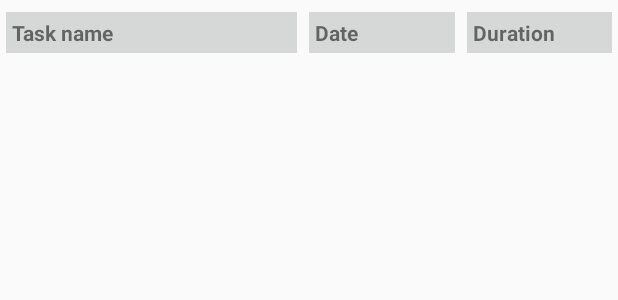
After one commit to IrinaKolobova/task_timer, an Android app: the layout task_durations.xml on its own in the app's theme, with its tools: preview values and no code run, on a phone screen of 412 x 824 dp. The commit adds this screen. Shown: the top 300 px of the screen. Run offline under Robolectric (Android 15) with nearby library versions, the phone set to English and light mode, and no system bars.

Commit message:
Create layout for task durations

```diff
--- a/app/src/main/java/com/ivk/tasktimer/AppProvider.kt
+++ b/app/src/main/java/com/ivk/tasktimer/AppProvider.kt
@@ -28,7 +28,6 @@ private const val TIMINGS_ID = 201
 private const val CURRENT_TIMING = 300
 
 private const val TASK_DURATIONS = 400
-private const val TASK_DURATIONS_ID = 401
 
 val CONTENT_AUTHORITY_URI: Uri = Uri.parse("content://$CONTENT_AUTHORITY")
 
@@ -51,8 +50,7 @@ class AppProvider: ContentProvider() {
 
         matcher.addURI(CONTENT_AUTHORITY, CurrentTimingContract.TABLE_NAME, CURRENT_TIMING)
 
-        /*matcher.addURI(CONTENT_AUTHORITY, DurationsContract.TABLE_NAME, TASK_DURATIONS)
-        matcher.addURI(CONTENT_AUTHORITY, "${DurationsContract.TABLE_NAME}/#", TASK_DURATIONS_ID)*/
+        matcher.addURI(CONTENT_AUTHORITY, DurationsContract.TABLE_NAME, TASK_DURATIONS)
 
         return matcher
     }
@@ -74,6 +72,8 @@ class AppProvider: ContentProvider() {
             TIMINGS_ID -> TimingsContract.CONTENT_ITEM_TYPE
 
             CURRENT_TIMING -> CurrentTimingContract.CONTENT_ITEM_TYPE
+
+            TASK_DURATIONS -> DurationsContract.CONTENT_TYPE
 
             else -> throw IllegalArgumentException("unknown Uri: $uri")
         }
@@ -114,6 +114,8 @@ class AppProvider: ContentProvider() {
             CURRENT_TIMING -> {
                 queryBuilder.tables = CurrentTimingContract.TABLE_NAME
             }
+
+            TASK_DURATIONS -> queryBuilder.tables = DurationsContract.TABLE_NAME
 
             else -> throw IllegalArgumentException("Unknown URI: $uri")
         }
--- /dev/null
+++ b/app/src/main/res/layout/task_durations.xml
@@ -0,0 +1,70 @@
+<?xml version="1.0" encoding="utf-8"?>
+<androidx.constraintlayout.widget.ConstraintLayout xmlns:android="http://schemas.android.com/apk/res/android"
+    xmlns:app="http://schemas.android.com/apk/res-auto"
+    android:layout_width="match_parent"
+    android:layout_height="match_parent">
+
+    <TextView
+        android:id="@+id/td_name_heading"
+        android:layout_width="0dp"
+        android:layout_height="wrap_content"
+        android:layout_marginStart="4dp"
+        android:layout_marginTop="8dp"
+        android:layout_marginEnd="4dp"
+        android:background="?attr/colorButtonNormal"
+        android:padding="4dp"
+        android:text="@string/td_text_name"
+        android:textAlignment="viewStart"
+        android:textStyle="bold"
+        app:layout_constraintEnd_toStartOf="@+id/td_start_heading"
+        app:layout_constraintHorizontal_bias="0.5"
+        app:layout_constraintHorizontal_chainStyle="spread"
+        app:layout_constraintHorizontal_weight="2"
+        app:layout_constraintStart_toStartOf="parent"
+        app:layout_constraintTop_toTopOf="parent" />
+
+    <TextView
+        android:id="@+id/td_start_heading"
+        android:layout_width="0dp"
+        android:layout_height="wrap_content"
+        android:layout_marginStart="4dp"
+        android:layout_marginEnd="4dp"
+        android:background="?attr/colorButtonNormal"
+        android:padding="4dp"
+        android:text="@string/td_text_date"
+        android:textAlignment="viewStart"
+        android:textStyle="bold"
+        app:layout_constraintBaseline_toBaselineOf="@+id/td_name_heading"
+        app:layout_constraintEnd_toStartOf="@+id/td_duration_heading"
+        app:layout_constraintHorizontal_bias="0.5"
+        app:layout_constraintHorizontal_weight="1"
+        app:layout_constraintStart_toEndOf="@+id/td_name_heading" />
+
+    <TextView
+        android:id="@+id/td_duration_heading"
+        android:layout_width="0dp"
+        android:layout_height="wrap_content"
+        android:layout_marginStart="4dp"
+        android:layout_marginEnd="4dp"
+        android:background="?attr/colorButtonNormal"
+        android:padding="4dp"
+        android:text="@string/td_text_duration"
+        android:textAlignment="viewStart"
+        android:textStyle="bold"
+        app:layout_constraintBaseline_toBaselineOf="@+id/td_start_heading"
+        app:layout_constraintEnd_toEndOf="parent"
+        app:layout_constraintHorizontal_bias="0.5"
+        app:layout_constraintHorizontal_weight="1"
+        app:layout_constraintStart_toEndOf="@+id/td_start_heading" />
+
+    <androidx.recyclerview.widget.RecyclerView
+        android:id="@+id/td_list"
+        android:layout_width="0dp"
+        android:layout_height="0dp"
+        android:layout_marginBottom="8dp"
+        android:scrollbars="vertical"
+        app:layout_constraintBottom_toBottomOf="parent"
+        app:layout_constraintEnd_toEndOf="parent"
+        app:layout_constraintStart_toStartOf="parent"
+        app:layout_constraintTop_toBottomOf="@+id/td_name_heading" />
+</androidx.constraintlayout.widget.ConstraintLayout>
--- a/app/src/main/res/values/strings.xml
+++ b/app/src/main/res/values/strings.xml
@@ -36,4 +36,7 @@
     <string name="about_credits">Icon derived from <b>analog clock</b> at openclipart.org by <b>Anonymous</b></string>
     <string name="about_url_error">No browser application found, cannot visit world-wide web</string>
     <string name="timing_message">Currently timing %1$s</string>
+    <string name="td_text_name">Task name</string>
+    <string name="td_text_date">Date</string>
+    <string name="td_text_duration">Duration</string>
 </resources>
--- a/app/src/main/res/values/styles.xml
+++ b/app/src/main/res/values/styles.xml
@@ -5,7 +5,6 @@
         <item name="colorPrimary">@color/colorPrimary</item>
         <item name="colorPrimaryDark">@color/colorPrimaryDark</item>
         <item name="colorAccent">@color/colorAccent</item>
-        <item name="android:textColorTertiary">@color/colorAccent</item>
     </style>
 
     <style name="AppTheme.NoActionBar">
```
